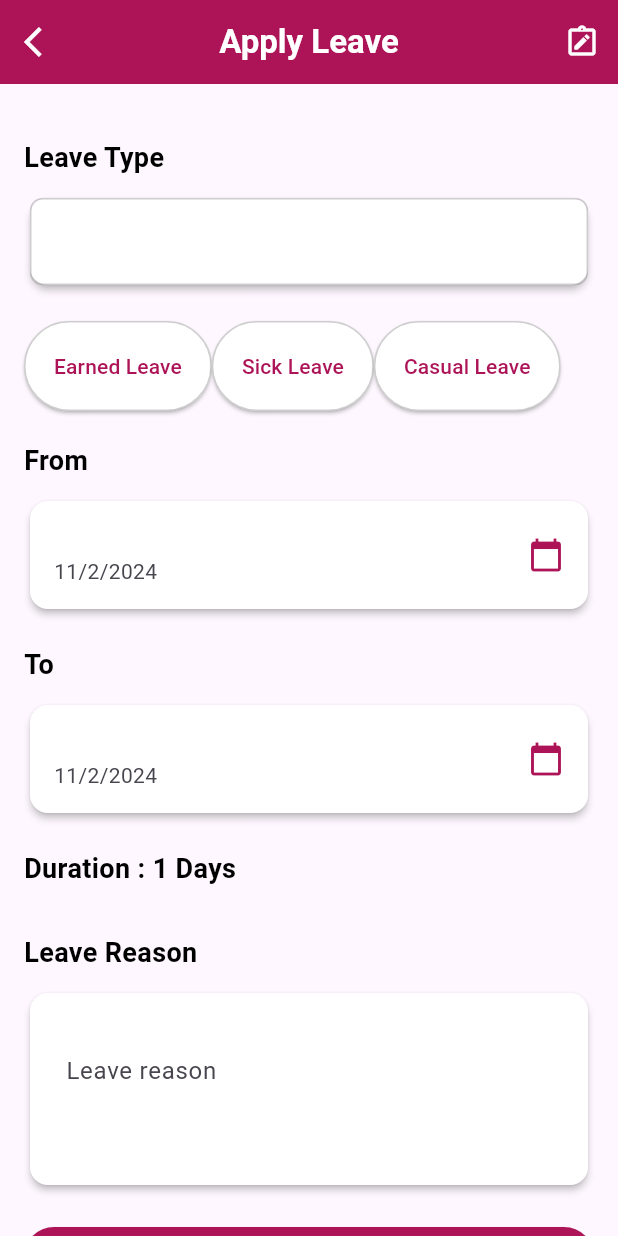
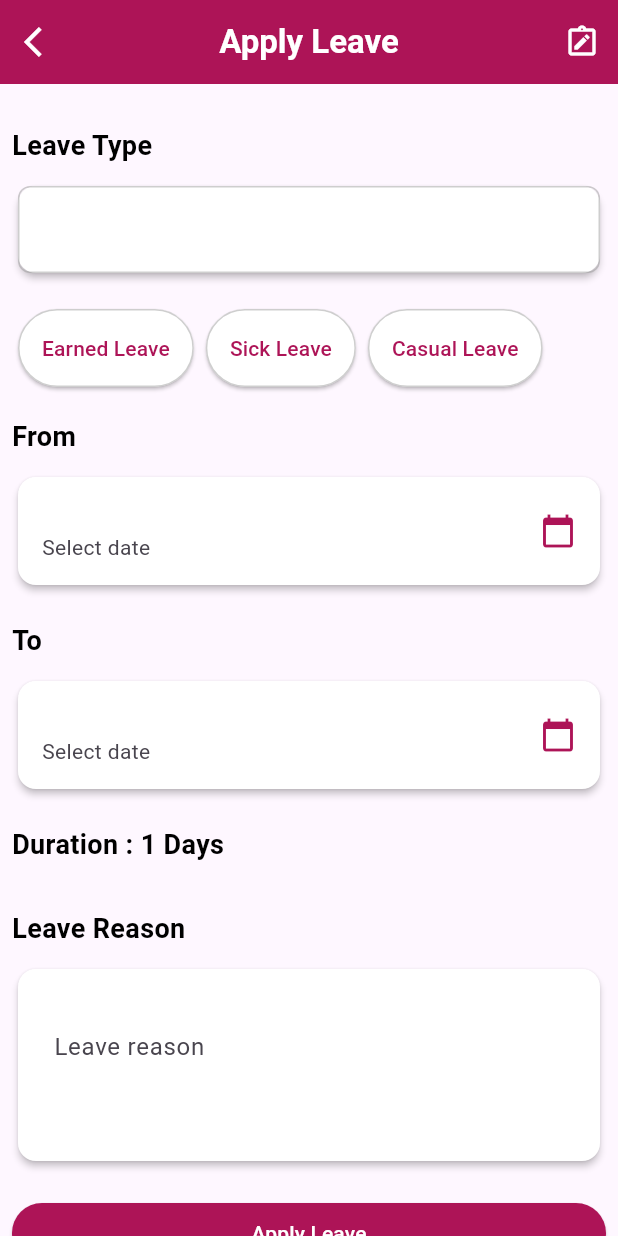
Before and after one commit to telphatech/TS_System_App, a Flutter app: the screen it shows after launch, after a tap on the "add" icon, on a phone screen of 412 x 824 dp. Run offline on Flutter 3.47's test engine with Material 3 defaults, Android fonts, the phone set to English and light mode, and no system bars.

Commit message:
Changes  Done

```diff
--- a/lib/modules/employee/leave/presentation/views/apply_leave_mobile_view.dart
+++ b/lib/modules/employee/leave/presentation/views/apply_leave_mobile_view.dart
@@ -8,18 +8,10 @@ class ApplyLeaveMobileView extends StatefulWidget {
 }
 
 class _ApplyLeaveMobileViewState extends State<ApplyLeaveMobileView> {
-  late DateTime fromDate;
-  late DateTime toDate;
-  late int duration;
+  DateTime? fromDate;
+  DateTime? toDate;
+  int duration = 1;
   String selectedLeaveType = '';
-
-  @override
-  void initState() {
-    super.initState();
-    fromDate = DateTime.now();
-    toDate = DateTime.now();
-    duration = 1;
-  }
 
   @override
   Widget build(BuildContext context) {
@@ -46,7 +38,7 @@ class _ApplyLeaveMobileViewState extends State<ApplyLeaveMobileView> {
       ),
       body: SingleChildScrollView(
         child: Padding(
-          padding: const EdgeInsets.all(16.0),
+          padding: const EdgeInsets.all(8.0),
           child: Column(
             crossAxisAlignment: CrossAxisAlignment.stretch,
             children: [
@@ -88,14 +80,16 @@ class _ApplyLeaveMobileViewState extends State<ApplyLeaveMobileView> {
                 child: Row(
                   mainAxisAlignment: MainAxisAlignment.spaceEvenly,
                   children: [
-                    ElevatedButton(
+                    Padding(
+                      padding: EdgeInsets.symmetric(horizontal: 4.0),
+                      child: ElevatedButton(
                         onPressed: () {
                           setState(() {
                             selectedLeaveType = 'Earned Leave';
                           });
                         },
                         style: ElevatedButton.styleFrom(
-                        padding: EdgeInsets.all(20),
+                          padding: EdgeInsets.all(16),
                           primary: selectedLeaveType == 'Earned Leave'
                               ? Colors.pink[800]
                               : Colors.white,
@@ -110,14 +104,17 @@ class _ApplyLeaveMobileViewState extends State<ApplyLeaveMobileView> {
                         ),
                         child: Text('Earned Leave'),
                       ),
-                    ElevatedButton(
+                    ),
+                    Padding(
+                      padding: EdgeInsets.symmetric(horizontal: 4.0),
+                      child: ElevatedButton(
                         onPressed: () {
                           setState(() {
                             selectedLeaveType = 'Sick Leave';
                           });
                         },
                         style: ElevatedButton.styleFrom(
-                        padding: EdgeInsets.all(20),
+                          padding: EdgeInsets.all(16),
                           primary: selectedLeaveType == 'Sick Leave'
                               ? Colors.pink[800]
                               : Colors.white,
@@ -132,14 +129,17 @@ class _ApplyLeaveMobileViewState extends State<ApplyLeaveMobileView> {
                         ),
                         child: Text('Sick Leave'),
                       ),
-                    ElevatedButton(
+                    ),
+                    Padding(
+                      padding: EdgeInsets.symmetric(horizontal: 4.0),
+                      child: ElevatedButton(
                         onPressed: () {
                           setState(() {
                             selectedLeaveType = 'Casual Leave';
                           });
                         },
                         style: ElevatedButton.styleFrom(
-                        padding: EdgeInsets.all(20),
+                          padding: EdgeInsets.all(16),
                           primary: selectedLeaveType == 'Casual Leave'
                               ? Colors.pink[800]
                               : Colors.white,
@@ -153,6 +153,7 @@ class _ApplyLeaveMobileViewState extends State<ApplyLeaveMobileView> {
                           ),
                         ),
                         child: Text('Casual Leave'),
+                      ),
                     ),
                   ],
                 ),
@@ -176,13 +177,15 @@ class _ApplyLeaveMobileViewState extends State<ApplyLeaveMobileView> {
                     Icons.calendar_today,
                     color: Colors.pink[800],
                   ),
-                  subtitle: Text(
-                    '${fromDate.day}/${fromDate.month}/${fromDate.year}',
-                  ),
+                  subtitle: fromDate != null
+                      ? Text(
+                          '${fromDate!.day}/${fromDate!.month}/${fromDate!.year}',
+                        )
+                      : Text('Select date'),
                   onTap: () async {
                     final DateTime? pickedDate = await showDatePicker(
                       context: context,
-                      initialDate: fromDate,
+                      initialDate: fromDate ?? DateTime.now(),
                       firstDate: DateTime.now(),
                       lastDate: DateTime(DateTime.now().year + 1),
                     );
@@ -190,6 +193,10 @@ class _ApplyLeaveMobileViewState extends State<ApplyLeaveMobileView> {
                       setState(() {
                         fromDate = pickedDate;
                         _calculateDuration();
+
+                        if (toDate == null || fromDate!.isAfter(toDate!)) {
+                          toDate = fromDate!.add(Duration(days: 1));
+                        }
                       });
                     }
                   },
@@ -214,14 +221,17 @@ class _ApplyLeaveMobileViewState extends State<ApplyLeaveMobileView> {
                     Icons.calendar_today,
                     color: Colors.pink[800],
                   ),
-                  subtitle: Text(
-                    '${toDate.day}/${toDate.month}/${toDate.year}',
-                  ),
+                  subtitle: toDate != null
+                      ? Text(
+                          '${toDate!.day}/${toDate!.month}/${toDate!.year}',
+                        )
+                      : Text('Select date'),
                   onTap: () async {
                     final DateTime? pickedDate = await showDatePicker(
                       context: context,
-                      initialDate: toDate,
-                      firstDate: fromDate,
+                      initialDate: toDate ??
+                          (fromDate ?? DateTime.now()).add(Duration(days: 1)),
+                      firstDate: fromDate ?? DateTime.now(),
                       lastDate: DateTime(DateTime.now().year + 1),
                     );
                     if (pickedDate != null && pickedDate != toDate) {
@@ -302,9 +312,11 @@ class _ApplyLeaveMobileViewState extends State<ApplyLeaveMobileView> {
   }
 
   void _calculateDuration() {
-    final difference = toDate.difference(fromDate).inDays;
+    if (fromDate != null && toDate != null) {
+      final difference = toDate!.difference(fromDate!).inDays;
       setState(() {
         duration = difference + 1;
       });
     }
   }
+}
--- a/lib/modules/employee/leave/presentation/views/leave_dashboard_mobile_view.dart
+++ b/lib/modules/employee/leave/presentation/views/leave_dashboard_mobile_view.dart
@@ -58,6 +58,7 @@ class LeaveDashboardMobileView extends StatelessWidget {
                         fontSize: 18,
                         color: Colors.pink[800],
                         decoration: TextDecoration.underline,
+                        decorationColor: Colors.pink[800],
                       ),
                     ),
                   ),
@@ -115,7 +116,7 @@ class LeaveDashboardMobileView extends StatelessWidget {
                     status: LeaveStatus.Approved,
                   ),
                   LeaveCard(
-                    leaveType: 'SickLeave',
+                    leaveType: 'Sick Leave',
                     icon: Icons.sick_outlined,
                     date: 'Mar 1 - Apr 1, 2024',
                     days: 32,
```
Lines whose indentation alone changed are shown as unchanged.
